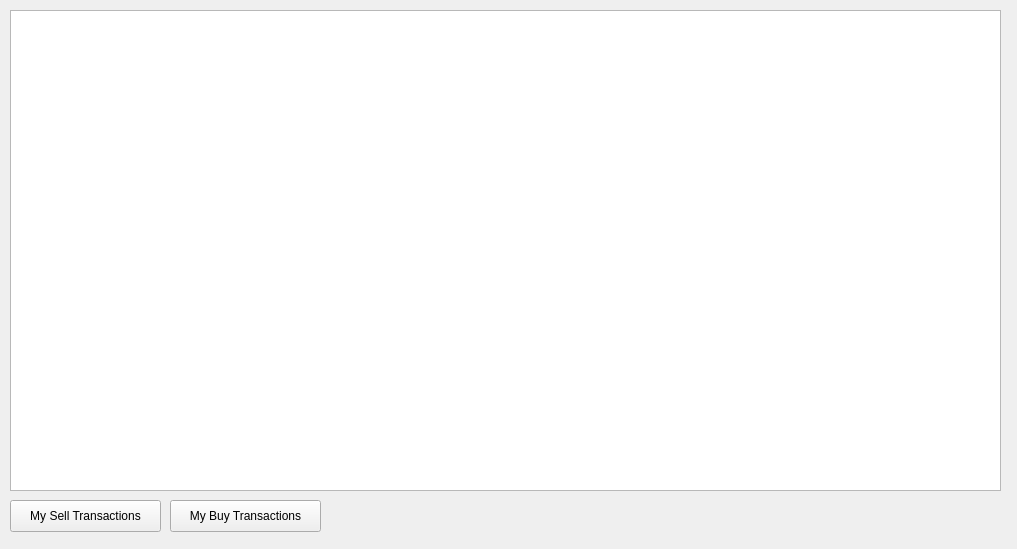
Above: View/viewtransactionspopup.ui from maybeIllchangeitlater/SimpleStockExchange before the change. Below: the same form after it.
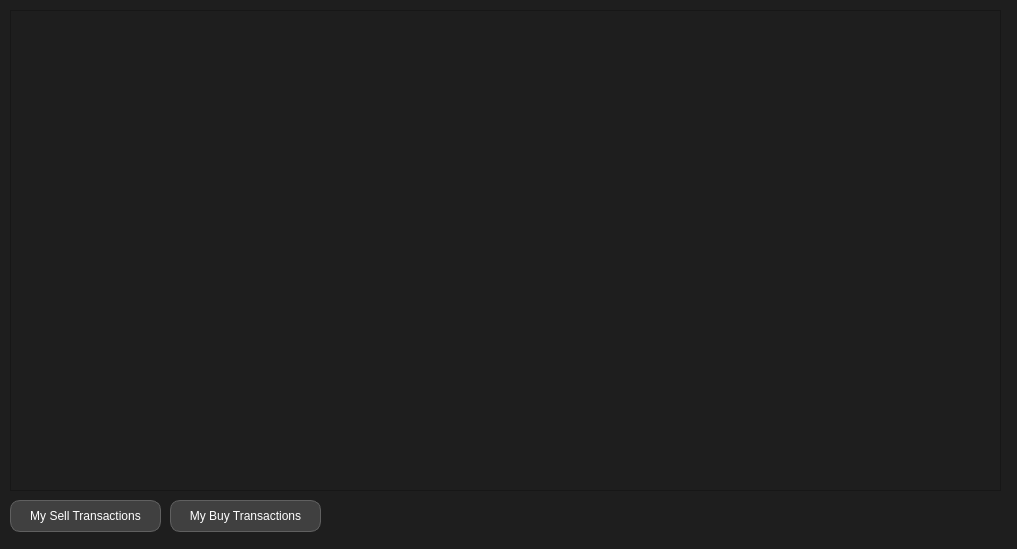
That is the form after the change.

Commit message: style sheets and round buttons

Diff of the .ui file:
```diff
--- a/View/viewtransactionspopup.ui
+++ b/View/viewtransactionspopup.ui
@@ -11,7 +11,27 @@
    </rect>
   </property>
   <property name="windowTitle">
-   <string>Dialog</string>
+   <string>Transactions</string>
+  </property>
+  <property name="styleSheet">
+   <string notr="true">QWidget {
+    background-color: #1E1E1E;
+    color: #FFFFFF;
+}
+
+QLineEdit, QTextEdit, QPlainTextEdit {
+    background-color: #2E2E2E;
+    color: #FFFFFF;
+}
+
+QPushButton {
+    background-color: #404040;
+    color: #FFFFFF;
+    border: 1px solid #606060;
+    border-radius: 10px; 
+    padding: 5px 10px;  
+}
+</string>
   </property>
   <widget class="QListWidget" name="TransactionViewer">
    <property name="geometry">
```
The commit also changes 13 other files.
